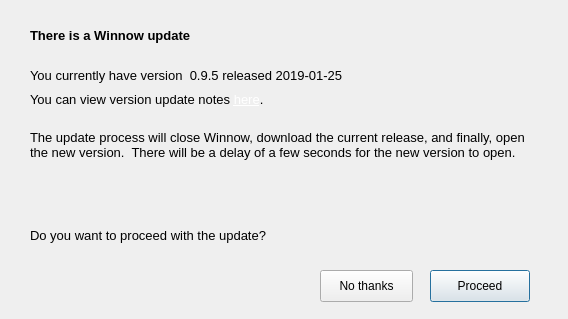
First picture: the form in Dialogs/updateapp.ui, repository towhee/Winnow64, before the edit.
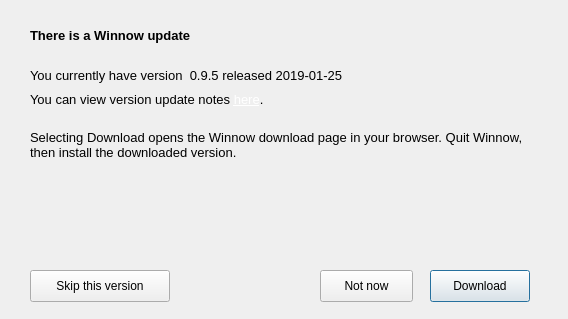
Second picture: the form after the edit.

The edit to the form file:
```diff
--- a/Dialogs/updateapp.ui
+++ b/Dialogs/updateapp.ui
@@ -34,7 +34,7 @@
     </font>
    </property>
    <property name="text">
-    <string>Do you want to proceed with the update?</string>
+    <string/>
    </property>
   </widget>
   <widget class="QLabel" name="titleLabel">
@@ -141,7 +141,35 @@
     </size>
    </property>
    <property name="text">
-    <string>No thanks</string>
+    <string>Not now</string>
+   </property>
+   <property name="autoDefault">
+    <bool>false</bool>
+   </property>
+  </widget>
+  <widget class="QPushButton" name="skipBtn">
+   <property name="geometry">
+    <rect>
+     <x>30</x>
+     <y>270</y>
+     <width>140</width>
+     <height>32</height>
+    </rect>
+   </property>
+   <property name="minimumSize">
+    <size>
+     <width>0</width>
+     <height>32</height>
+    </size>
+   </property>
+   <property name="maximumSize">
+    <size>
+     <width>16777215</width>
+     <height>32</height>
+    </size>
+   </property>
+   <property name="text">
+    <string>Skip this version</string>
    </property>
    <property name="autoDefault">
     <bool>false</bool>
@@ -175,7 +203,7 @@
     </size>
    </property>
    <property name="text">
-    <string>Proceed</string>
+    <string>Download</string>
    </property>
    <property name="default">
     <bool>true</bool>
@@ -196,7 +224,7 @@
     </font>
    </property>
    <property name="text">
-    <string>The update process will close Winnow, download the current release, and finally, open the new version.  There will be a delay of a few seconds for the new version to open.</string>
+    <string>Selecting Download opens the Winnow download page in your browser. Quit Winnow, then install the downloaded version.</string>
    </property>
    <property name="alignment">
     <set>Qt::AlignLeading|Qt::AlignLeft|Qt::AlignTop</set>
```
Left out of the diff: 20 changed lines with no effect on the pictures.
